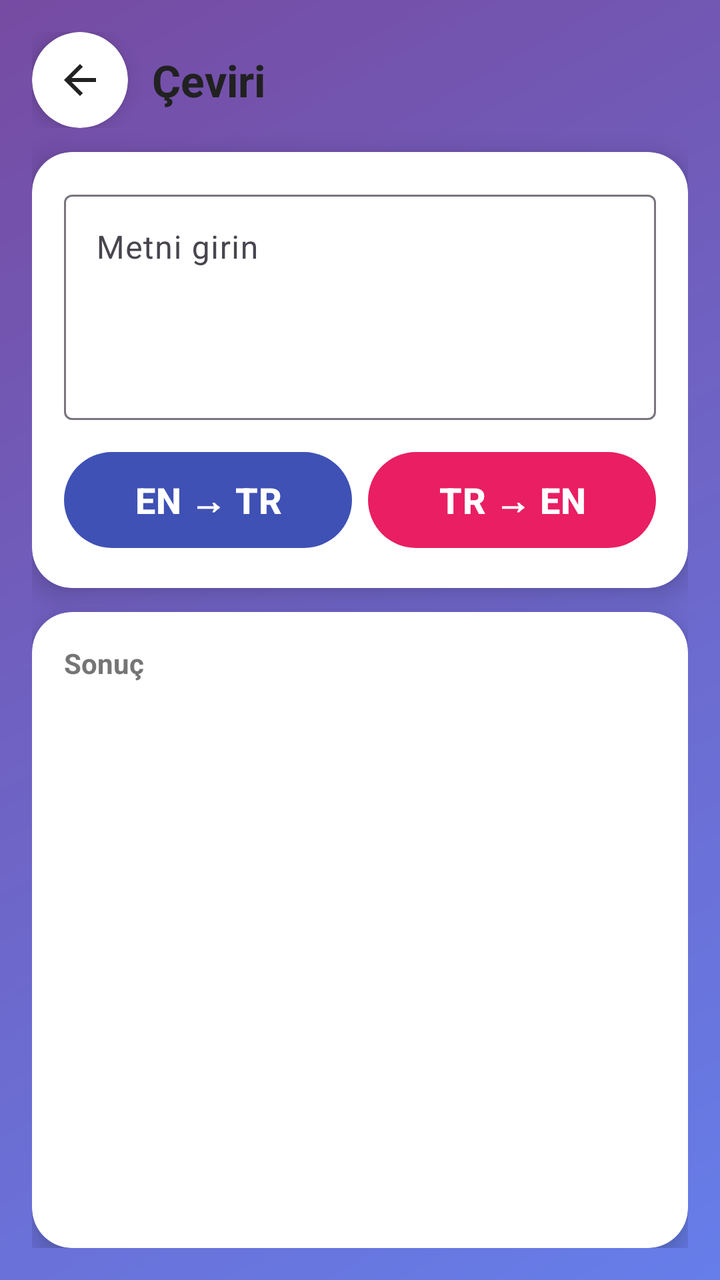
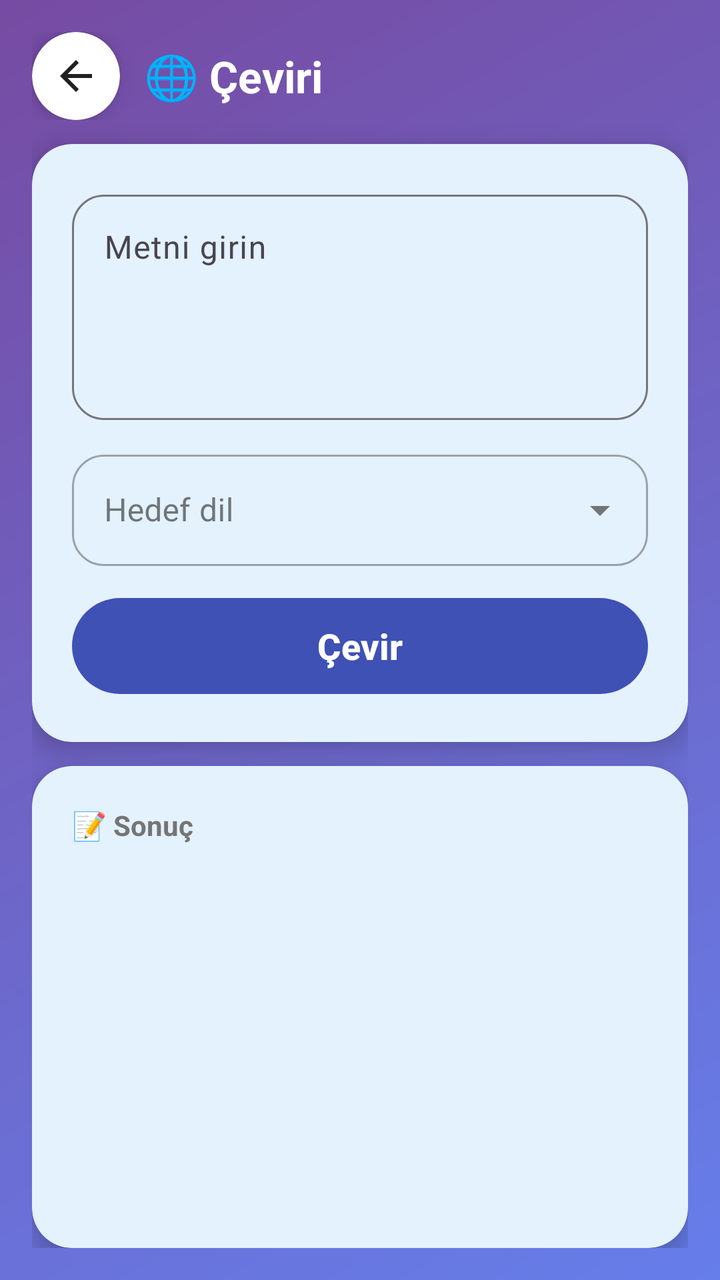

An Android layout rendered at two revisions. The XML below is the earlier revision; the diff shows what the commit changed to produce the second picture.
<!-- AndroidManifest.xml: application theme Theme.UygulamaProje -->
<!-- res/layout/activity_translate.xml -->
<?xml version="1.0" encoding="utf-8"?>
<LinearLayout xmlns:android="http://schemas.android.com/apk/res/android"
    xmlns:app="http://schemas.android.com/apk/res-auto"
    android:layout_width="match_parent"
    android:layout_height="match_parent"
    android:orientation="vertical"
    android:padding="16dp"
    android:background="@drawable/gradient_background">

    
    <LinearLayout
        android:layout_width="match_parent"
        android:layout_height="wrap_content"
        android:orientation="horizontal"
        android:gravity="center_vertical"
        android:layout_marginBottom="12dp">

        <androidx.cardview.widget.CardView
            android:layout_width="wrap_content"
            android:layout_height="wrap_content"
            app:cardCornerRadius="24dp"
            app:cardElevation="6dp"
            app:cardBackgroundColor="?attr/colorSurface">

            <ImageButton
                android:id="@+id/btnBack"
                android:layout_width="48dp"
                android:layout_height="48dp"
                android:background="?attr/selectableItemBackgroundBorderless"
                android:src="@drawable/ic_arrow_back"
                android:contentDescription="@string/back"
                android:padding="12dp"
                android:scaleType="fitCenter" />
        </androidx.cardview.widget.CardView>

        <TextView
            android:layout_width="0dp"
            android:layout_height="wrap_content"
            android:layout_weight="1"
            android:paddingStart="12dp"
            android:text="Çeviri"
            android:textStyle="bold"
            android:textSize="22sp"
            android:textColor="@color/text_primary" />
    </LinearLayout>

    
    <androidx.cardview.widget.CardView
        android:layout_width="match_parent"
        android:layout_height="wrap_content"
        android:layout_marginBottom="12dp"
        app:cardCornerRadius="20dp"
        app:cardElevation="8dp"
        app:cardBackgroundColor="?attr/colorSurface">

        <LinearLayout
            android:layout_width="match_parent"
            android:layout_height="wrap_content"
            android:orientation="vertical"
            android:padding="16dp">

            <com.google.android.material.textfield.TextInputLayout
                android:layout_width="match_parent"
                android:layout_height="wrap_content"
                android:hint="Metni girin"
                app:endIconMode="clear_text">

                <com.google.android.material.textfield.TextInputEditText
                    android:id="@+id/etSource"
                    android:layout_width="match_parent"
                    android:layout_height="wrap_content"
                    android:inputType="textMultiLine"
                    android:minLines="4"
                    android:gravity="top|start"
                    android:textColor="?attr/colorOnBackground" />
            </com.google.android.material.textfield.TextInputLayout>

            <LinearLayout
                android:layout_width="match_parent"
                android:layout_height="wrap_content"
                android:orientation="horizontal"
                android:layout_marginTop="12dp">

                <Button
                    android:id="@+id/btnEnTr"
                    style="@style/Widget.UygulamaProje.Button.Primary"
                    android:layout_width="0dp"
                    android:layout_height="wrap_content"
                    android:layout_weight="1"
                    android:text="EN → TR" />

                <Button
                    android:id="@+id/btnTrEn"
                    style="@style/Widget.UygulamaProje.Button.Secondary"
                    android:layout_width="0dp"
                    android:layout_height="wrap_content"
                    android:layout_weight="1"
                    android:layout_marginStart="8dp"
                    android:text="TR → EN" />
            </LinearLayout>
        </LinearLayout>
    </androidx.cardview.widget.CardView>

    
    <androidx.cardview.widget.CardView
        android:layout_width="match_parent"
        android:layout_height="0dp"
        android:layout_weight="1"
        app:cardCornerRadius="20dp"
        app:cardElevation="8dp"
        app:cardBackgroundColor="?attr/colorSurface">

        <LinearLayout
            android:layout_width="match_parent"
            android:layout_height="match_parent"
            android:padding="16dp"
            android:orientation="vertical">

            <TextView
                android:layout_width="wrap_content"
                android:layout_height="wrap_content"
                android:text="Sonuç"
                android:textStyle="bold"
                android:textColor="@color/text_secondary"
                android:textSize="14sp" />

            <TextView
                android:id="@+id/tvResult"
                android:layout_width="match_parent"
                android:layout_height="wrap_content"
                android:layout_marginTop="8dp"
                android:textSize="18sp"
                android:textColor="?attr/colorOnBackground"
                android:textIsSelectable="true"
                android:text="" />
        </LinearLayout>
    </androidx.cardview.widget.CardView>

</LinearLayout>
<!-- resources referenced by this layout -->
<resources>
  <color name="text_primary">#212121</color>
  <color name="text_secondary">#757575</color>
  <!-- drawable gradient_background (drawable) -->
  <?xml version="1.0" encoding="utf-8"?>
  <shape xmlns:android="http://schemas.android.com/apk/res/android"
      android:shape="rectangle">
      <gradient
          android:startColor="@color/gradient_start"
          android:endColor="@color/gradient_end"
          android:angle="135" />
  </shape>
  <!-- drawable ic_arrow_back (drawable) -->
  <vector xmlns:android="http://schemas.android.com/apk/res/android"
      android:width="24dp"
      android:height="24dp"
      android:viewportWidth="24"
      android:viewportHeight="24"
      android:tint="?attr/colorOnBackground">
    <path
        android:fillColor="@android:color/white"
        android:pathData="M20,11H7.83l5.59,-5.59L12,4l-8,8 8,8 1.41,-1.41L7.83,13H20v-2z"/>
  </vector>
  <string name="back">Geri</string>
  <style name="Widget.UygulamaProje.Button.Primary" parent="Widget.Material3.Button">
          <item name="android:minHeight">@dimen/button_height</item>
          <item name="cornerRadius">@dimen/button_corner</item>
          <item name="backgroundTint">@color/button_primary</item>
          <item name="rippleColor">@color/light_blue</item>
          <item name="android:textColor">@color/text_white</item>
          <item name="android:textStyle">bold</item>
          <item name="android:textSize">18sp</item>
      </style>
  <style name="Widget.UygulamaProje.Button.Secondary" parent="Widget.Material3.Button">
          <item name="android:minHeight">@dimen/button_height</item>
          <item name="cornerRadius">@dimen/button_corner</item>
          <item name="backgroundTint">@color/button_secondary</item>
          <item name="rippleColor">@color/light_blue</item>
          <item name="android:textColor">@color/text_white</item>
          <item name="android:textStyle">bold</item>
          <item name="android:textSize">18sp</item>
      </style>
  <style name="Theme.UygulamaProje" parent="Base.Theme.UygulamaProje" />
  <color name="gradient_start">#667eea</color>
  <color name="gradient_end">#764ba2</color>
  <dimen name="button_height">56dp</dimen>
  <dimen name="button_corner">24dp</dimen>
  <color name="button_primary">#3F51B5</color>
  <color name="light_blue">#E3F2FD</color>
  <color name="text_white">#FFFFFF</color>
  <color name="button_secondary">#E91E63</color>
  <style name="Base.Theme.UygulamaProje" parent="Theme.Material3.DayNight.NoActionBar">
          
          <item name="colorPrimary">@color/primary_blue</item>
          <item name="colorOnPrimary">@color/text_white</item>
          <item name="colorSecondary">@color/accent_orange</item>
          <item name="colorOnSecondary">@color/text_white</item>
          <item name="android:colorBackground">@color/background_light</item>
          <item name="colorSurface">@color/background_card</item>
          <item name="colorOnSurface">@color/text_primary</item>
          <item name="colorOnBackground">@color/text_primary</item>
      </style>
  <color name="primary_blue">#2196F3</color>
  <color name="accent_orange">#FF9800</color>
  <color name="background_light">#F8F9FA</color>
  <color name="background_card">#FFFFFF</color>
</resources>

<!-- the commit's change to res/layout/activity_translate.xml (unified diff, before → after) -->
@@ -24,12 +24,12 @@
 
             <ImageButton
                 android:id="@+id/btnBack"
-                android:layout_width="48dp"
-                android:layout_height="48dp"
+                android:layout_width="44dp"
+                android:layout_height="44dp"
                 android:background="?attr/selectableItemBackgroundBorderless"
                 android:src="@drawable/ic_arrow_back"
                 android:contentDescription="@string/back"
-                android:padding="12dp"
+                android:padding="10dp"
                 android:scaleType="fitCenter" />
         </androidx.cardview.widget.CardView>
 
@@ -38,32 +38,37 @@
             android:layout_height="wrap_content"
             android:layout_weight="1"
             android:paddingStart="12dp"
-            android:text="Çeviri"
+            android:text="🌐 Çeviri"
             android:textStyle="bold"
             android:textSize="22sp"
-            android:textColor="@color/text_primary" />
+            android:textColor="@color/text_white" />
     </LinearLayout>
 
     
-    <androidx.cardview.widget.CardView
+    <com.google.android.material.card.MaterialCardView
         android:layout_width="match_parent"
         android:layout_height="wrap_content"
         android:layout_marginBottom="12dp"
         app:cardCornerRadius="20dp"
         app:cardElevation="8dp"
-        app:cardBackgroundColor="?attr/colorSurface">
+        app:cardBackgroundColor="?attr/colorSurface"
+        app:strokeWidth="0dp">
 
         <LinearLayout
             android:layout_width="match_parent"
             android:layout_height="wrap_content"
             android:orientation="vertical"
-            android:padding="16dp">
+            android:padding="20dp">
 
             <com.google.android.material.textfield.TextInputLayout
                 android:layout_width="match_parent"
                 android:layout_height="wrap_content"
                 android:hint="Metni girin"
-                app:endIconMode="clear_text">
+                app:endIconMode="clear_text"
+                app:boxCornerRadiusTopStart="16dp"
+                app:boxCornerRadiusTopEnd="16dp"
+                app:boxCornerRadiusBottomStart="16dp"
+                app:boxCornerRadiusBottomEnd="16dp">
 
                 <com.google.android.material.textfield.TextInputEditText
                     android:id="@+id/etSource"
@@ -75,51 +80,64 @@
                     android:textColor="?attr/colorOnBackground" />
             </com.google.android.material.textfield.TextInputLayout>
 
-            <LinearLayout
+            <com.google.android.material.textfield.TextInputLayout
+                android:id="@+id/tilTargetLang"
+                style="@style/Widget.MaterialComponents.TextInputLayout.OutlinedBox.ExposedDropdownMenu"
                 android:layout_width="match_parent"
                 android:layout_height="wrap_content"
-                android:orientation="horizontal"
-                android:layout_marginTop="12dp">
+                android:layout_marginTop="12dp"
+                android:hint="Hedef dil"
+                app:boxCornerRadiusTopStart="16dp"
+                app:boxCornerRadiusTopEnd="16dp"
+                app:boxCornerRadiusBottomStart="16dp"
+                app:boxCornerRadiusBottomEnd="16dp">
 
-                <Button
-                    android:id="@+id/btnEnTr"
-                    style="@style/Widget.UygulamaProje.Button.Primary"
-                    android:layout_width="0dp"
+                <AutoCompleteTextView
+                    android:id="@+id/actTargetLang"
+                    android:layout_width="match_parent"
                     android:layout_height="wrap_content"
-                    android:layout_weight="1"
-                    android:text="EN → TR" />
+                    android:inputType="none"
+                    android:textColor="?attr/colorOnBackground" />
+            </com.google.android.material.textfield.TextInputLayout>
 
-                <Button
-                    android:id="@+id/btnTrEn"
-                    style="@style/Widget.UygulamaProje.Button.Secondary"
-                    android:layout_width="0dp"
-                    android:layout_height="wrap_content"
-                    android:layout_weight="1"
-                    android:layout_marginStart="8dp"
-                    android:text="TR → EN" />
-            </LinearLayout>
+            <Button
+                android:id="@+id/btnTranslate"
+                style="@style/Widget.UygulamaProje.Button.Primary"
+                android:layout_width="match_parent"
+                android:layout_height="wrap_content"
+                android:layout_marginTop="12dp"
+                android:text="Çevir" />
+
+            <ProgressBar
+                android:id="@+id/progressTranslate"
+                android:layout_width="wrap_content"
+                android:layout_height="wrap_content"
+                android:layout_gravity="center_horizontal"
+                android:layout_marginTop="8dp"
+                android:visibility="gone" />
         </LinearLayout>
-    </androidx.cardview.widget.CardView>
+    </com.google.android.material.card.MaterialCardView>
 
     
-    <androidx.cardview.widget.CardView
+    <com.google.android.material.card.MaterialCardView
         android:layout_width="match_parent"
         android:layout_height="0dp"
         android:layout_weight="1"
         app:cardCornerRadius="20dp"
         app:cardElevation="8dp"
-        app:cardBackgroundColor="?attr/colorSurface">
+        app:cardBackgroundColor="?attr/colorSurface"
+        app:strokeWidth="0dp">
 
         <LinearLayout
             android:layout_width="match_parent"
             android:layout_height="match_parent"
-            android:padding="16dp"
+            android:padding="20dp"
             android:orientation="vertical">
 
             <TextView
                 android:layout_width="wrap_content"
                 android:layout_height="wrap_content"
-                android:text="Sonuç"
+                android:text="📝 Sonuç"
                 android:textStyle="bold"
                 android:textColor="@color/text_secondary"
                 android:textSize="14sp" />
@@ -128,12 +146,12 @@
                 android:id="@+id/tvResult"
                 android:layout_width="match_parent"
                 android:layout_height="wrap_content"
-                android:layout_marginTop="8dp"
+                android:layout_marginTop="12dp"
                 android:textSize="18sp"
                 android:textColor="?attr/colorOnBackground"
                 android:textIsSelectable="true"
                 android:text="" />
         </LinearLayout>
-    </androidx.cardview.widget.CardView>
+    </com.google.android.material.card.MaterialCardView>
 
 </LinearLayout>
<!-- resource entries referenced after the edit -->
@@ -32,15 +32,6 @@
           <item name="android:textStyle">bold</item>
           <item name="android:textSize">18sp</item>
       </style>
-  <style name="Widget.UygulamaProje.Button.Secondary" parent="Widget.Material3.Button">
-          <item name="android:minHeight">@dimen/button_height</item>
-          <item name="cornerRadius">@dimen/button_corner</item>
-          <item name="backgroundTint">@color/button_secondary</item>
-          <item name="rippleColor">@color/light_blue</item>
-          <item name="android:textColor">@color/text_white</item>
-          <item name="android:textStyle">bold</item>
-          <item name="android:textSize">18sp</item>
-      </style>
   <style name="Theme.UygulamaProje" parent="Base.Theme.UygulamaProje" />
   <color name="gradient_start">#667eea</color>
   <color name="gradient_end">#764ba2</color>
@@ -49,7 +40,6 @@
   <color name="button_primary">#3F51B5</color>
   <color name="light_blue">#E3F2FD</color>
   <color name="text_white">#FFFFFF</color>
-  <color name="button_secondary">#E91E63</color>
   <style name="Base.Theme.UygulamaProje" parent="Theme.Material3.DayNight.NoActionBar">
           
           <item name="colorPrimary">@color/primary_blue</item>
